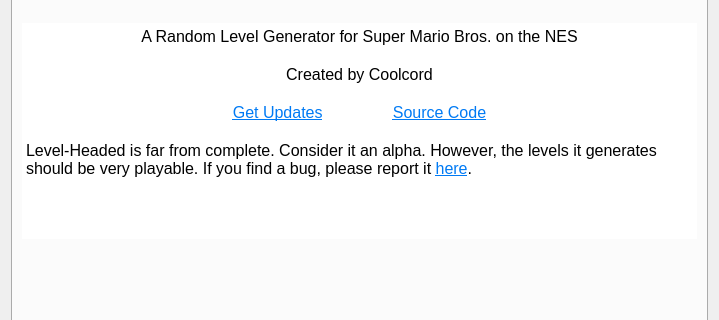
The window that SMB1/SMB1_Compliance_To_SMB1/Configure_Settings_Form.ui (Coolcord/Level-Headed) describes before a commit, drawn with Qt 5; both pictures show x 0 to 719 and y 240 to 560 of the 719 by 746 pixel window.
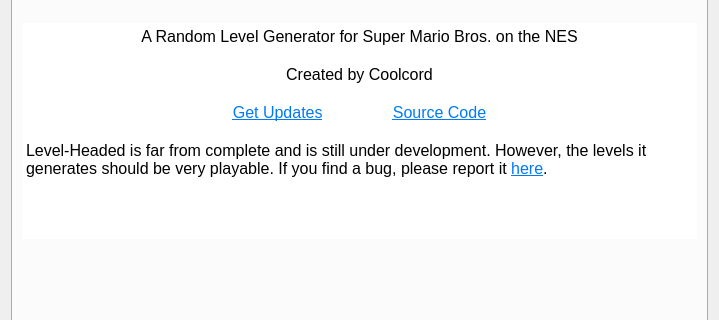
The same window after the commit. The open tabs and pages were chosen to show the change.

Commit message: The Fire Bros hack can now apply graphics fixes

```diff
--- a/SMB1/SMB1_Compliance_To_SMB1/Configure_Settings_Form.ui
+++ b/SMB1/SMB1_Compliance_To_SMB1/Configure_Settings_Form.ui
@@ -1943,7 +1943,7 @@
 &lt;p align=&quot;center&quot; style=&quot;-qt-paragraph-type:empty; margin-top:0px; margin-bottom:0px; margin-left:0px; margin-right:0px; -qt-block-indent:0; text-indent:0px; vertical-align:middle;&quot;&gt;&lt;br /&gt;&lt;/p&gt;
 &lt;p align=&quot;center&quot; style=&quot; margin-top:0px; margin-bottom:0px; margin-left:0px; margin-right:0px; -qt-block-indent:0; text-indent:0px;&quot;&gt;&lt;a href=&quot;https://github.com/Coolcord/Level-Headed/releases&quot;&gt;&lt;span style=&quot; text-decoration: underline; color:#007af4; vertical-align:middle;&quot;&gt;Get Updates&lt;/span&gt;&lt;/a&gt;&lt;span style=&quot; vertical-align:middle;&quot;&gt;	&lt;/span&gt;&lt;a href=&quot;https://github.com/Coolcord/Level-Headed&quot;&gt;&lt;span style=&quot; text-decoration: underline; color:#007af4; vertical-align:middle;&quot;&gt;Source Code&lt;/span&gt;&lt;/a&gt;&lt;/p&gt;
 &lt;p align=&quot;center&quot; style=&quot;-qt-paragraph-type:empty; margin-top:0px; margin-bottom:0px; margin-left:0px; margin-right:0px; -qt-block-indent:0; text-indent:0px; text-decoration: underline; color:#007af4; vertical-align:middle;&quot;&gt;&lt;br /&gt;&lt;/p&gt;
-&lt;p style=&quot; margin-top:0px; margin-bottom:0px; margin-left:0px; margin-right:0px; -qt-block-indent:0; text-indent:0px;&quot;&gt;&lt;span style=&quot; vertical-align:middle;&quot;&gt;Level-Headed is far from complete. Consider it an alpha. However, the levels it generates should be very playable. If you find a bug, please report it &lt;/span&gt;&lt;a href=&quot;https://github.com/Coolcord/Level-Headed/issues&quot;&gt;&lt;span style=&quot; text-decoration: underline; color:#007af4;&quot;&gt;here&lt;/span&gt;&lt;/a&gt;&lt;span style=&quot; vertical-align:middle;&quot;&gt;.&lt;/span&gt;&lt;/p&gt;&lt;/body&gt;&lt;/html&gt;</string>
+&lt;p style=&quot; margin-top:0px; margin-bottom:0px; margin-left:0px; margin-right:0px; -qt-block-indent:0; text-indent:0px;&quot;&gt;&lt;span style=&quot; vertical-align:middle;&quot;&gt;Level-Headed is far from complete and is still under development. However, the levels it generates should be very playable. If you find a bug, please report it &lt;/span&gt;&lt;a href=&quot;https://github.com/Coolcord/Level-Headed/issues&quot;&gt;&lt;span style=&quot; text-decoration: underline; color:#007af4;&quot;&gt;here&lt;/span&gt;&lt;/a&gt;&lt;span style=&quot; vertical-align:middle;&quot;&gt;.&lt;/span&gt;&lt;/p&gt;&lt;/body&gt;&lt;/html&gt;</string>
          </property>
          <property name="overwriteMode">
           <bool>false</bool>
```
Left out of the diff: 4 changed lines with no effect on the pictures. The commit also changes 1 other file.
